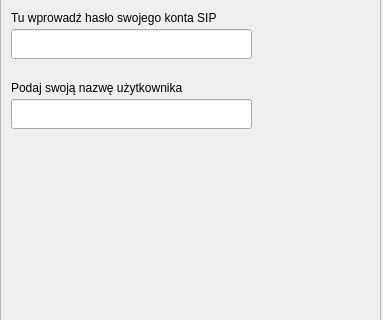
This is src/dsipcom.ui in dmilith/dsipcom as Qt 5 draws it before an edit; both pictures show x 0 to 383 and y 275 to 595 of the 383 by 784 pixel window. The edited form follows.
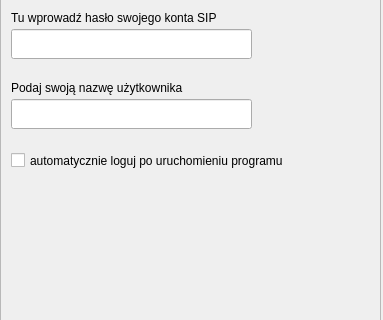
This is the edited form. The open tabs and pages were chosen to show the change. Icons and pictures are not drawn.

What changed in the file:
```diff
--- a/src/dsipcom.ui
+++ b/src/dsipcom.ui
@@ -630,6 +630,19 @@
        <string>Tu wprowadź nazwę swojego serwera</string>
       </property>
      </widget>
+     <widget class="QCheckBox" name="auto_login" >
+      <property name="geometry" >
+       <rect>
+        <x>10</x>
+        <y>320</y>
+        <width>321</width>
+        <height>23</height>
+       </rect>
+      </property>
+      <property name="text" >
+       <string>automatycznie loguj po uruchomieniu programu</string>
+      </property>
+     </widget>
     </widget>
     <widget class="QWidget" name="page_raports" >
      <property name="geometry" >
```
Left out of the diff: 2 changed lines with no effect on the pictures.
